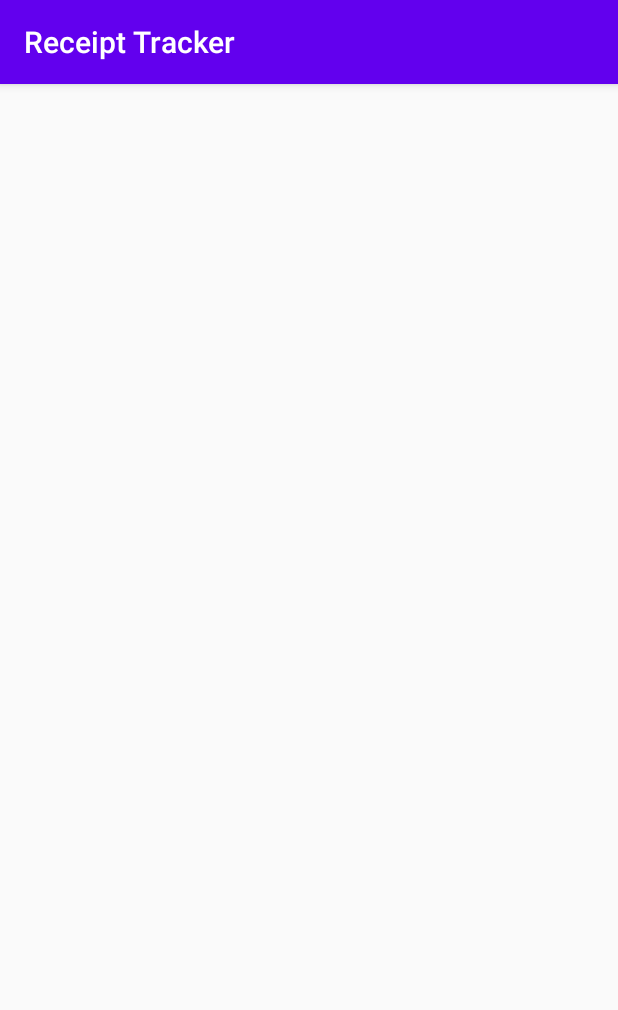
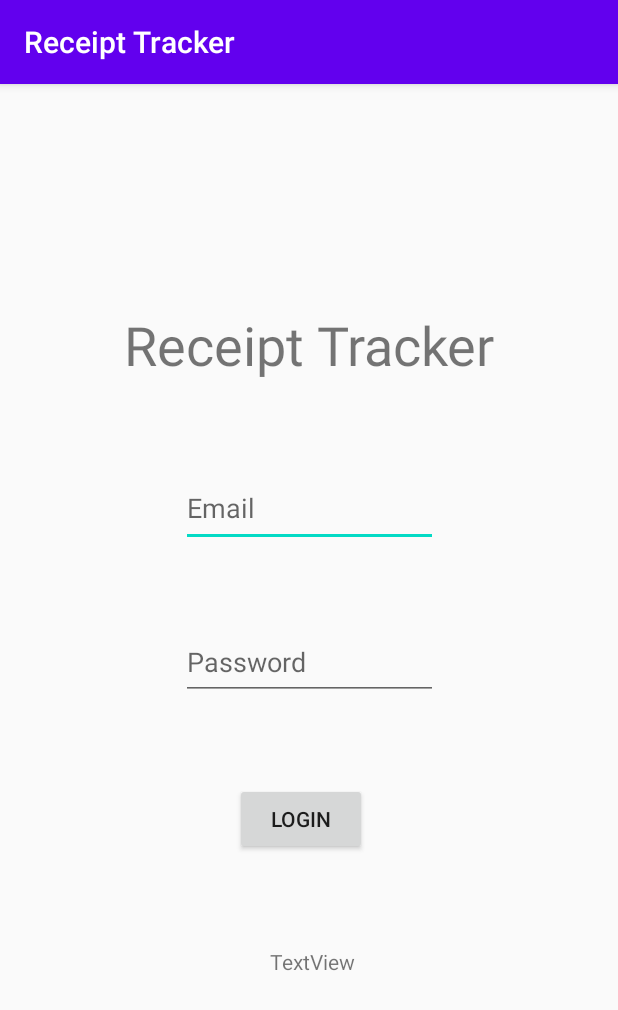
Before and after one commit to mokarromrahman/ReceiptTracker, an Android app: the screen it shows after launch (LoginPage), on a phone screen of 412 x 824 dp. Shown: the top 1010 px of the screen. Run offline under Robolectric (Android 15) with nearby library versions, the phone set to English and light mode, and no system bars.

Commit message:
Fixed Login UI. Do authentication next

```diff
--- a/ReceiptTrackerAndroid/app/src/main/AndroidManifest.xml
+++ b/ReceiptTrackerAndroid/app/src/main/AndroidManifest.xml
@@ -11,7 +11,6 @@
         android:roundIcon="@mipmap/ic_launcher_round"
         android:supportsRtl="true"
         android:theme="@style/AppTheme">
-
         <activity android:name=".LoginPage">
             <intent-filter>
                 <action android:name="android.intent.action.MAIN" />
--- a/ReceiptTrackerAndroid/app/src/main/java/com/example/receipttracker/LoginPage.java
+++ b/ReceiptTrackerAndroid/app/src/main/java/com/example/receipttracker/LoginPage.java
@@ -2,6 +2,13 @@ package com.example.receipttracker;
 
 import androidx.appcompat.app.AppCompatActivity;
 
+import android.os.Bundle;
+
 public class LoginPage extends AppCompatActivity {
 
+    @Override
+    protected void onCreate(Bundle savedInstanceState) {
+        super.onCreate(savedInstanceState);
+        setContentView(R.layout.activity_login_page);
+    }
 }
--- a/ReceiptTrackerAndroid/app/src/main/res/layout/activity_login.xml
+++ /dev/null
@@ -1,54 +0,0 @@
-<?xml version="1.0" encoding="utf-8"?>
-<androidx.constraintlayout.widget.ConstraintLayout
-    xmlns:android="http://schemas.android.com/apk/res/android"
-    xmlns:tools="http://schemas.android.com/tools"
-    android:layout_width="match_parent"
-    android:layout_height="match_parent"
-    tools:context=".LoginPage">
-
-    <Button
-        android:id="@+id/_btnLogin"
-        android:layout_width="wrap_content"
-        android:layout_height="wrap_content"
-        android:text="Login"
-        tools:layout_editor_absoluteX="159dp"
-        tools:layout_editor_absoluteY="414dp" />
-
-    <EditText
-        android:id="@+id/_ETLoginEmail"
-        android:layout_width="wrap_content"
-        android:layout_height="wrap_content"
-        android:ems="10"
-        android:hint="Email"
-        android:inputType="textPersonName"
-        tools:layout_editor_absoluteX="98dp"
-        tools:layout_editor_absoluteY="233dp" />
-
-    <EditText
-        android:id="@+id/_ETLoginPass"
-        android:layout_width="wrap_content"
-        android:layout_height="wrap_content"
-        android:ems="10"
-        android:hint="Password"
-        android:inputType="textPassword"
-        tools:layout_editor_absoluteX="98dp"
-        tools:layout_editor_absoluteY="300dp" />
-
-    <TextView
-        android:id="@+id/_tvReceiptTracker"
-        android:layout_width="278dp"
-        android:layout_height="39dp"
-        android:text="Receipt Tracker"
-        android:textAlignment="center"
-        android:textSize="30sp"
-        tools:layout_editor_absoluteX="66dp"
-        tools:layout_editor_absoluteY="151dp" />
-
-    <TextView
-        android:id="@+id/_tvStatus"
-        android:layout_width="wrap_content"
-        android:layout_height="wrap_content"
-        android:text="Enter your email and Password to Log In."
-        tools:layout_editor_absoluteX="76dp"
-        tools:layout_editor_absoluteY="508dp" />
-</androidx.constraintlayout.widget.ConstraintLayout>
--- /dev/null
+++ b/ReceiptTrackerAndroid/app/src/main/res/layout/activity_login_page.xml
@@ -0,0 +1,96 @@
+<?xml version="1.0" encoding="utf-8"?>
+<androidx.constraintlayout.widget.ConstraintLayout
+    xmlns:android="http://schemas.android.com/apk/res/android"
+    xmlns:app="http://schemas.android.com/apk/res-auto"
+    xmlns:tools="http://schemas.android.com/tools"
+    android:layout_width="match_parent"
+    android:layout_height="match_parent"
+    tools:context=".LoginPage">
+
+    <Button
+        android:id="@+id/_btnLogin"
+        android:layout_width="wrap_content"
+        android:layout_height="wrap_content"
+        android:layout_marginStart="156dp"
+        android:layout_marginTop="55dp"
+        android:layout_marginEnd="167dp"
+        android:text="@string/login"
+        app:layout_constraintEnd_toEndOf="parent"
+        app:layout_constraintHorizontal_bias="1.0"
+        app:layout_constraintStart_toStartOf="parent"
+        app:layout_constraintTop_toBottomOf="@+id/_etPassword" />
+
+    <TextView
+        android:id="@+id/textView"
+        android:layout_width="297dp"
+        android:layout_height="51dp"
+        android:layout_marginStart="57dp"
+        android:layout_marginTop="149dp"
+        android:layout_marginEnd="57dp"
+        android:text="@string/receipt_tracker"
+        android:textAlignment="center"
+        android:textSize="36sp"
+        app:layout_constraintEnd_toEndOf="parent"
+        app:layout_constraintStart_toStartOf="parent"
+        app:layout_constraintTop_toTopOf="parent" />
+
+
+    <EditText
+        android:id="@+id/_etEmail"
+        android:layout_width="171dp"
+        android:layout_height="52dp"
+        android:layout_marginStart="120dp"
+        android:layout_marginTop="56dp"
+        android:layout_marginEnd="120dp"
+        android:hint="@string/prompt_email"
+        app:layout_constraintEnd_toEndOf="parent"
+        app:layout_constraintStart_toStartOf="parent"
+        app:layout_constraintTop_toBottomOf="@+id/textView"
+        android:inputType="textEmailAddress"
+        android:importantForAutofill="no" />
+
+    <!--<EditText
+        android:id="@+id/_etPassword"
+        android:layout_width="173dp"
+        android:layout_height="52dp"
+        android:layout_marginStart="118dp"
+        android:layout_marginTop="47dp"
+        android:layout_marginEnd="120dp"
+        android:hint="@string/prompt_password"
+        android:inputType="@string/prompt_password"
+        app:layout_constraintEnd_toEndOf="parent"
+        app:layout_constraintStart_toStartOf="parent"
+        app:layout_constraintTop_toBottomOf="@+id/_etEmail"
+        android:importantForAutofill="no" />-->
+
+    <EditText
+        android:id="@+id/_etPassword"
+        android:layout_width="171dp"
+        android:layout_height="50dp"
+        android:layout_marginStart="120dp"
+        android:layout_marginTop="52dp"
+        android:layout_marginEnd="120dp"
+        app:layout_constraintEnd_toEndOf="parent"
+        app:layout_constraintStart_toStartOf="parent"
+        android:inputType="textPassword"
+        app:layout_constraintTop_toBottomOf="@+id/_etEmail"
+        android:hint="@string/prompt_password"
+        android:importantForAutofill="no" />
+
+    <TextView
+        android:id="@+id/_tvStatus"
+        android:layout_width="wrap_content"
+        android:layout_height="wrap_content"
+        android:layout_marginStart="177dp"
+        android:layout_marginTop="43dp"
+        android:layout_marginEnd="175dp"
+        android:layout_marginBottom="156dp"
+        android:text="@string/textview"
+        app:layout_constraintBottom_toBottomOf="parent"
+        app:layout_constraintEnd_toEndOf="parent"
+        app:layout_constraintHorizontal_bias="1.0"
+        app:layout_constraintStart_toStartOf="parent"
+        app:layout_constraintTop_toBottomOf="@+id/_btnLogin" />
+
+
+</androidx.constraintlayout.widget.ConstraintLayout>
--- a/ReceiptTrackerAndroid/app/src/main/res/values/strings.xml
+++ b/ReceiptTrackerAndroid/app/src/main/res/values/strings.xml
@@ -18,4 +18,7 @@
 
     <string name="hello_first_fragment">Hello first fragment</string>
     <string name="hello_second_fragment">Hello second fragment. Arg: %1$s</string>
+    <string name="login">Login</string>
+    <string name="receipt_tracker">Receipt Tracker</string>
+    <string name="textview">TextView</string>
 </resources>
```
